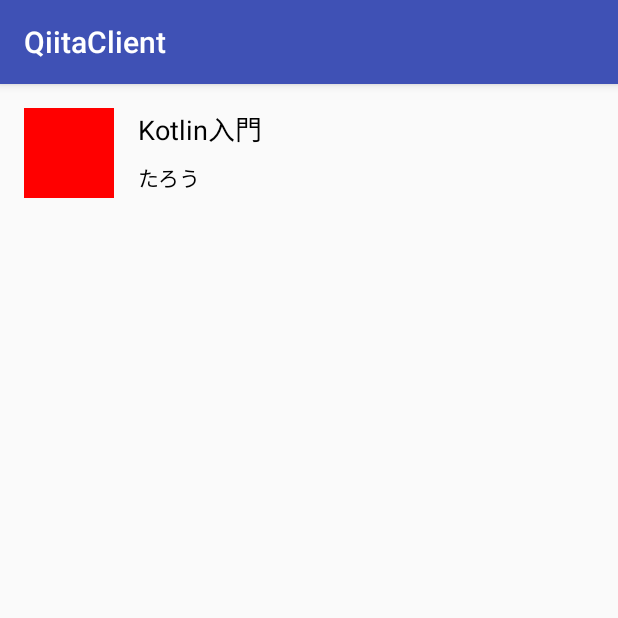
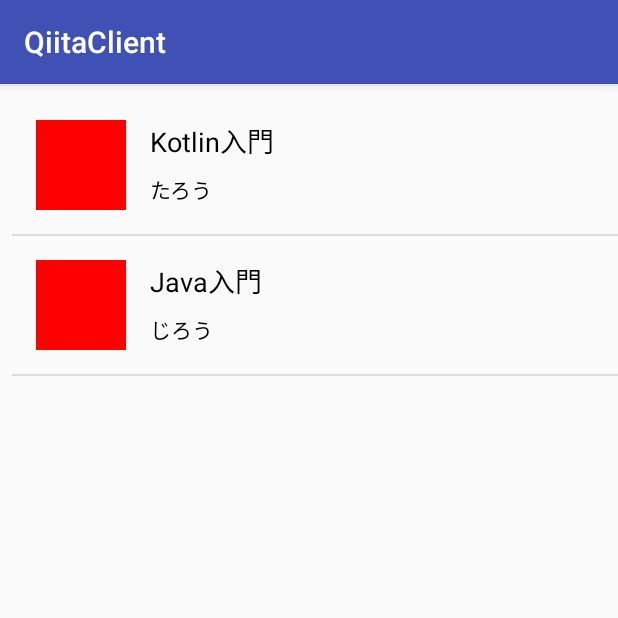
Before and after one commit to le-kamba/KotlinStartBook, an Android app: the screen it shows after launch (MainActivity), on a phone screen of 412 x 824 dp, the top half of it. Run offline under Robolectric (Android 15) with nearby library versions, the phone set to English and light mode, and no system bars.

Commit message:
section3

```diff
--- a/AndroidProj/QiitaClient/app/src/main/kotlin/my/sample/qiitaclient/MainActivity.kt
+++ b/AndroidProj/QiitaClient/app/src/main/kotlin/my/sample/qiitaclient/MainActivity.kt
@@ -2,9 +2,10 @@ package my.sample.qiitaclient
 
 import android.os.Bundle
 import android.support.v7.app.AppCompatActivity
+import android.widget.ListView
+import my.sample.qiitaclient.adapter.ArticleListAdapter
 import my.sample.qiitaclient.model.Article
 import my.sample.qiitaclient.model.User
-import my.sample.qiitaclient.view.ArticleView
 
 class MainActivity : AppCompatActivity() {
 
@@ -12,16 +13,19 @@ class MainActivity : AppCompatActivity() {
         super.onCreate(savedInstanceState)
         setContentView(R.layout.activity_main)
 
-        // ArticleViewオブジェクトを作成
-        val articleView = ArticleView(applicationContext)
+        val listAdapter = ArticleListAdapter(applicationContext)
+        listAdapter.articles = listOf(dummyArticle("Kotlin入門", "たろう"),
+                dummyArticle("Java入門", "じろう"))
 
-        // Articleオブジェクトを作成して、ArticleViewにセット
-        articleView.setArticle(Article("123",
-                "Kotlin入門",
-                "http://www.example.com/articles/123",
-                User("456", "たろう", "")))
+        val listView: ListView = findViewById(R.id.list_view) as ListView
+        listView.adapter = listAdapter
+    }
 
-        // このアクティビティにArticleViewをセット
-        setContentView(articleView)
-    }
+    // ダミー記事を生成するメソッド
+    private fun dummyArticle(title: String, userName: String): Article =
+            Article("",
+                    title,
+                    "https://koglinlang.org/",
+                    User("", userName, "")
+            )
 }
--- /dev/null
+++ b/AndroidProj/QiitaClient/app/src/main/kotlin/my/sample/qiitaclient/adapter/ArticleListAdapter.kt
@@ -0,0 +1,23 @@
+package my.sample.qiitaclient.adapter
+
+import android.content.Context
+import android.view.View
+import android.view.ViewGroup
+import android.widget.BaseAdapter
+import my.sample.qiitaclient.model.Article
+import my.sample.qiitaclient.view.ArticleView
+
+class ArticleListAdapter(private val context: Context) : BaseAdapter() {
+    var articles: List<Article> = emptyList()
+
+    override fun getCount() = articles.size
+
+    override fun getItem(position: Int): Any? = articles[position]
+
+    override fun getItemId(position: Int): Long = 0
+
+    override fun getView(position: Int, convertView: View?, parent: ViewGroup?): View =
+            (convertView as? ArticleView)
+                    ?: ArticleView(context).apply { setArticle(articles[position]) }
+
+}
--- a/AndroidProj/QiitaClient/app/src/main/res/layout/activity_main.xml
+++ b/AndroidProj/QiitaClient/app/src/main/res/layout/activity_main.xml
@@ -6,13 +6,13 @@
     android:layout_height="match_parent"
     tools:context=".MainActivity">
 
-    <TextView
-        android:layout_width="wrap_content"
-        android:layout_height="wrap_content"
-        android:text="Hello World!"
-        app:layout_constraintBottom_toBottomOf="parent"
-        app:layout_constraintLeft_toLeftOf="parent"
-        app:layout_constraintRight_toRightOf="parent"
+    <ListView
+        android:id="@+id/list_view"
+        android:layout_width="match_parent"
+        android:layout_height="match_parent"
+        android:layout_marginStart="8dp"
+        android:layout_marginTop="8dp"
+        app:layout_constraintStart_toStartOf="parent"
         app:layout_constraintTop_toTopOf="parent" />
 
 </android.support.constraint.ConstraintLayout>
```
